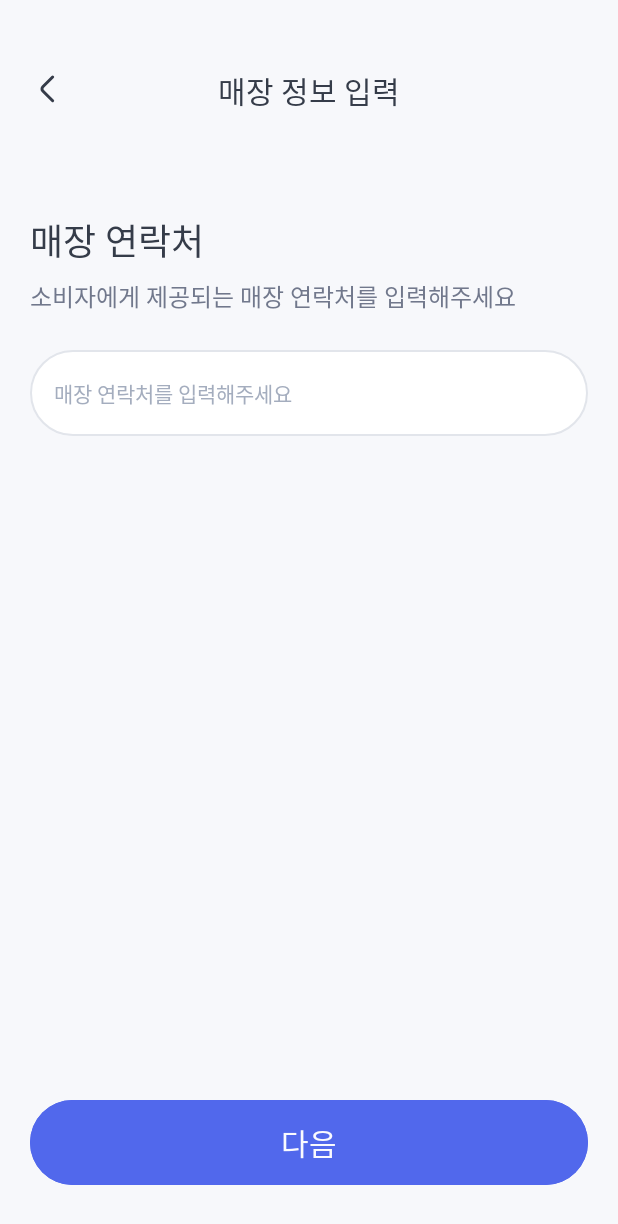
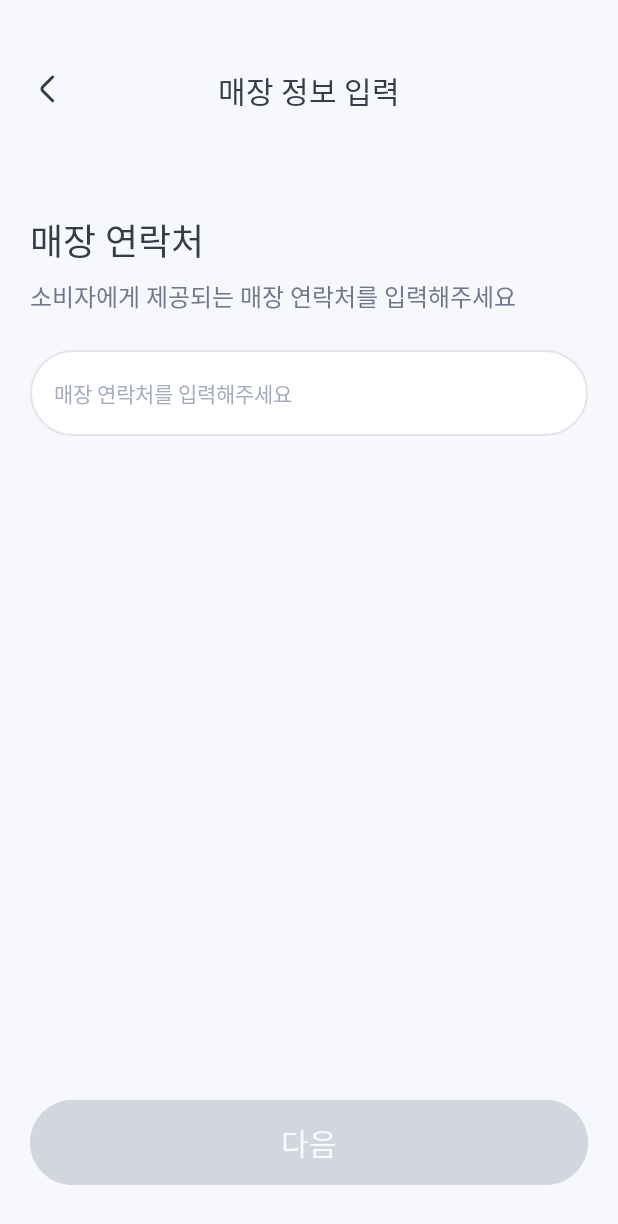
Before and after one commit to Team-Drinkly/android-admin, an Android app: the fragment SignUpStoreNumberFragment shown on its own in the app's theme, on a phone screen of 412 x 824 dp. Shown: the top 1224 px of the screen. Run offline under Robolectric (Android 15) with nearby library versions, the phone set to English and light mode, and no system bars; 1 statement that could not run was skipped.

Commit message:
[Feat] #2  회원가입 - 매장 번호 입력 화면 기능 구현

```diff
--- a/app/src/main/java/com/project/drinkly_admin/ui/signUp/SignUpStoreNumberFragment.kt
+++ b/app/src/main/java/com/project/drinkly_admin/ui/signUp/SignUpStoreNumberFragment.kt
@@ -7,6 +7,7 @@ import androidx.fragment.app.Fragment
 import android.view.LayoutInflater
 import android.view.View
 import android.view.ViewGroup
+import com.project.drinkly_admin.util.MyApplication
 import com.project.drinkly_admin.R
 import com.project.drinkly_admin.databinding.FragmentSignUpStoreNumberBinding
 import com.project.drinkly_admin.ui.MainActivity
@@ -42,6 +43,11 @@ class SignUpStoreNumberFragment : Fragment() {
                 override fun afterTextChanged(s: Editable?) {}
             })
 
+            buttonNext.setOnClickListener {
+                MyApplication.basicStoreInfo.storeTel = editTextStoreNumber.text.toString()
+
+            }
+
         }
 
         return binding.root
--- a/app/src/main/res/layout/fragment_sign_up_store_number.xml
+++ b/app/src/main/res/layout/fragment_sign_up_store_number.xml
@@ -59,6 +59,7 @@
         android:layout_height="wrap_content"
         android:layout_marginBottom="30dp"
         android:text="다음"
+        android:enabled="false"
         app:layout_constraintBottom_toBottomOf="parent"
         app:layout_constraintEnd_toEndOf="parent"
         app:layout_constraintStart_toStartOf="parent" />
```
